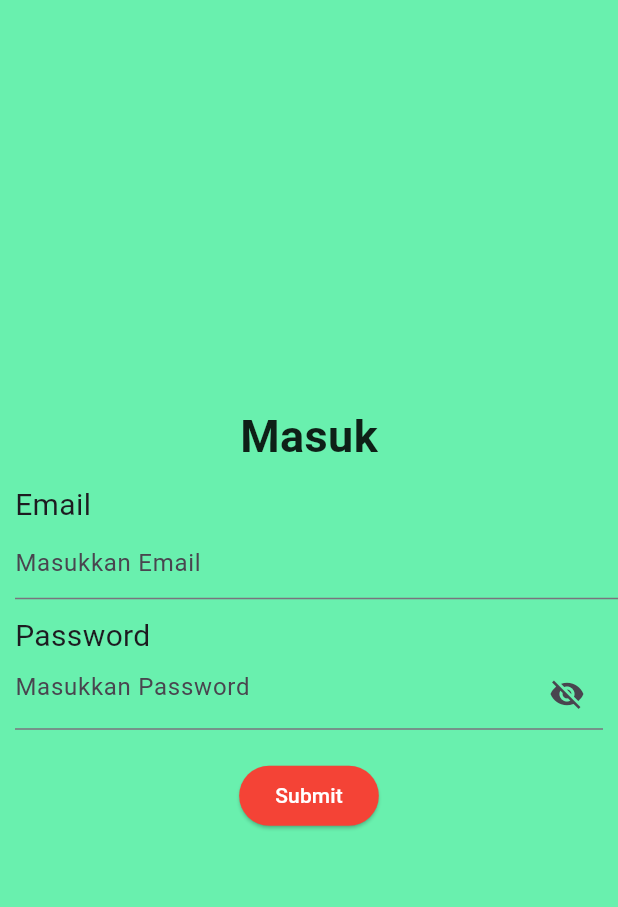
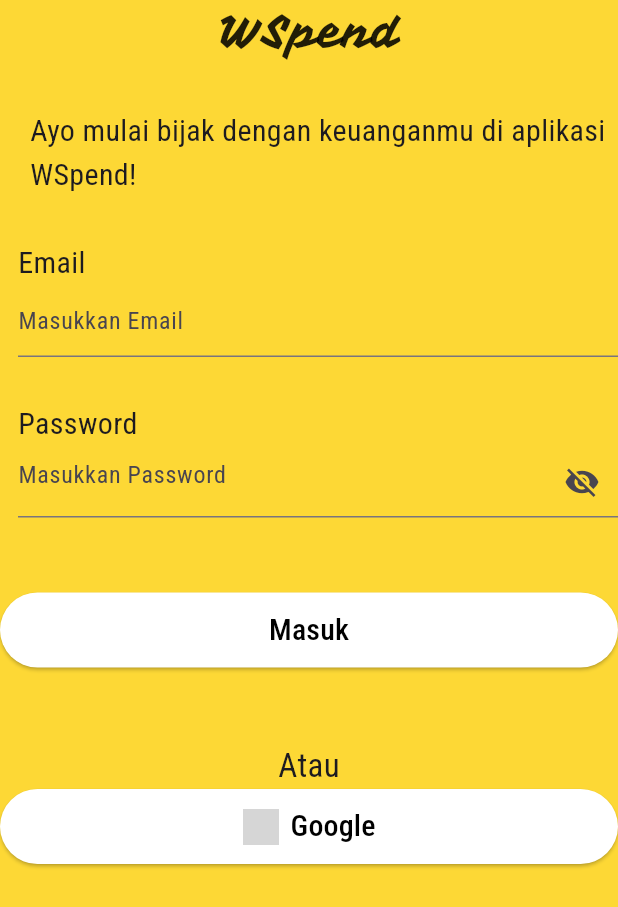
Before and after one commit to ridwan1302210076/ppb_wespend, a Flutter app: the Login screen opened directly, on a phone screen of 412 x 824 dp. Shown: the top 907 px of the screen. Run offline on Flutter 3.47's test engine with Material 3 defaults, Android fonts, the light colour scheme and no system bars; grey boxes are pictures that could not be loaded.

Commit message:
add,update fitur:home,intro and font

```diff
--- a/lib/login.dart
+++ b/lib/login.dart
@@ -43,27 +43,44 @@
   @override
   Widget build(BuildContext context) {
     return Scaffold(
-      backgroundColor: Colors.greenAccent,
+      backgroundColor: Colors.yellow[600],
       body: SafeArea(
         child: Center(
           child: Column(
-            mainAxisAlignment: MainAxisAlignment.center,
+            mainAxisAlignment: MainAxisAlignment.start,
             children: [
               const Text(
-                "Masuk",
+                "WSpend",
                 style: TextStyle(
                   fontSize: 30,
                   color: Colors.black87,
-                  fontWeight: FontWeight.bold,
+                  fontFamily: "VampiroOne",
                 ),
               ),
-              const SizedBox(height: 10),
+              const SizedBox(height: 30),
+              const Align(
+                alignment: Alignment.centerLeft,
+                child: Padding(
+                  padding: EdgeInsets.only(left: 20),
+                  child: Column(
+                    crossAxisAlignment: CrossAxisAlignment.start,
+                    children: [
+                      Text(
+                        "Ayo mulai bijak dengan keuanganmu di aplikasi WSpend!",
+                        style: TextStyle(fontSize: 20, fontFamily: "Roboto"),
+                      ),
+                      // Tambahkan widget atau teks di sini
+                    ],
+                  ),
+                ),
+              ),
+              const SizedBox(height: 30),
               Column(
                 crossAxisAlignment: CrossAxisAlignment.start,
                 mainAxisAlignment: MainAxisAlignment.start,
                 children: [
-                  Container(
-                    margin: const EdgeInsets.only(left: 10),
+                  Padding(
+                    padding: EdgeInsets.only(left: 12),
                     child: Column(
                       crossAxisAlignment: CrossAxisAlignment.start,
                       mainAxisAlignment: MainAxisAlignment.start,
@@ -89,8 +106,9 @@
                       ],
                     ),
                   ),
-                  Container(
-                    margin: const EdgeInsets.all(10.0),
+                  SizedBox(height: 30),
+                  Padding(
+                    padding: EdgeInsets.only(left: 12),
                     child: Column(
                       crossAxisAlignment: CrossAxisAlignment.start,
                       mainAxisAlignment: MainAxisAlignment.start,
@@ -119,13 +137,53 @@
                   ),
                 ],
               ),
-              const SizedBox(height: 10),
+              SizedBox(height: 50),
               ElevatedButton(
                 onPressed: submitForm,
-                child: const Text("Submit"),
+                child: const Text(
+                  "Masuk",
+                  style: TextStyle(fontSize: 20),
+                ),
                 style: ElevatedButton.styleFrom(
-                  primary: Colors.red, // Warna latar belakang
-                  onPrimary: Colors.white, // Warna teks
+                  foregroundColor: Colors.black,
+                  backgroundColor: Colors.white, // Warna teks
+                  minimumSize:
+                      const Size(double.infinity, 50), // Tombol selebar layar
+                  shape: RoundedRectangleBorder(
+                    borderRadius: BorderRadius.circular(30), // Sudut melengkung
+                  ),
+                ),
+              ),
+              const SizedBox(height: 50),
+              const Text(
+                "Atau",
+                style: TextStyle(fontSize: 22),
+              ),
+              ElevatedButton(
+                onPressed: submitForm,
+                style: ElevatedButton.styleFrom(
+                  foregroundColor: Colors.black,
+                  backgroundColor: Colors.white, // Warna teks
+                  minimumSize:
+                      const Size(double.infinity, 50), // Tombol selebar layar
+                  shape: RoundedRectangleBorder(
+                    borderRadius: BorderRadius.circular(30), // Sudut melengkung
+                  ),
+                ),
+                child: Row(
+                  mainAxisAlignment: MainAxisAlignment.center,
+                  children: [
+                    Image.asset(
+                      'assets/google.png', // Ganti dengan path ke file gambar logo Google
+                      width: 24,
+                      height: 24,
+                    ),
+                    SizedBox(width: 8),
+                    Text(
+                      'Google',
+                      style: TextStyle(fontSize: 20),
+                    ),
+                  ],
                 ),
               ),
             ],
--- a/lib/main.dart
+++ b/lib/main.dart
@@ -1,5 +1,5 @@
 import 'package:flutter/material.dart';
-import 'package:pbb_wespend/login.dart';
+import 'package:pbb_wespend/intro.dart';
 
 void main() {
   runApp(const MyApp());
@@ -13,7 +13,7 @@
   Widget build(BuildContext context) {
     return const MaterialApp(
       title: 'MultiSellerSquare',
-      home: Login(),
+      home: Intro(),
       debugShowCheckedModeBanner: false,
     );
   }
```
Also changed, not shown: lib/intro.dart (added, +69 -0 lines), pubspec.yaml (+9 -6 lines), assets/google.png (added), fonts/RobotoCondensed-Italic-VariableFont_wght.ttf (added), fonts/RobotoCondensed-VariableFont_wght.ttf (added), fonts/VampiroOne-Regular.ttf (added).
